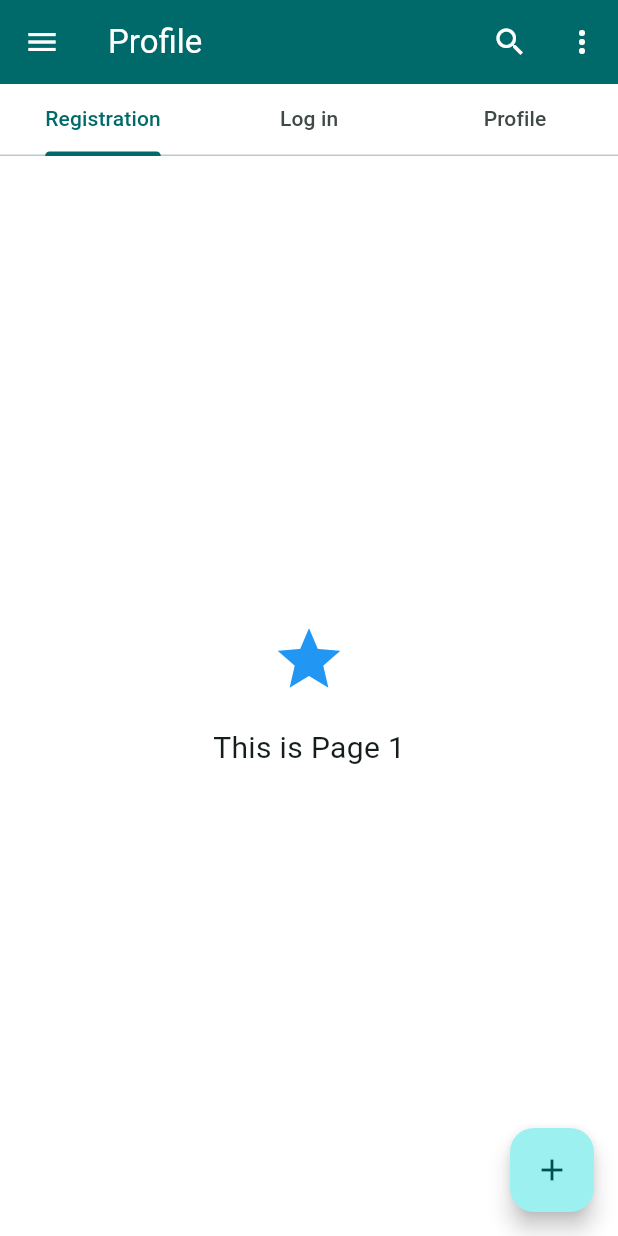
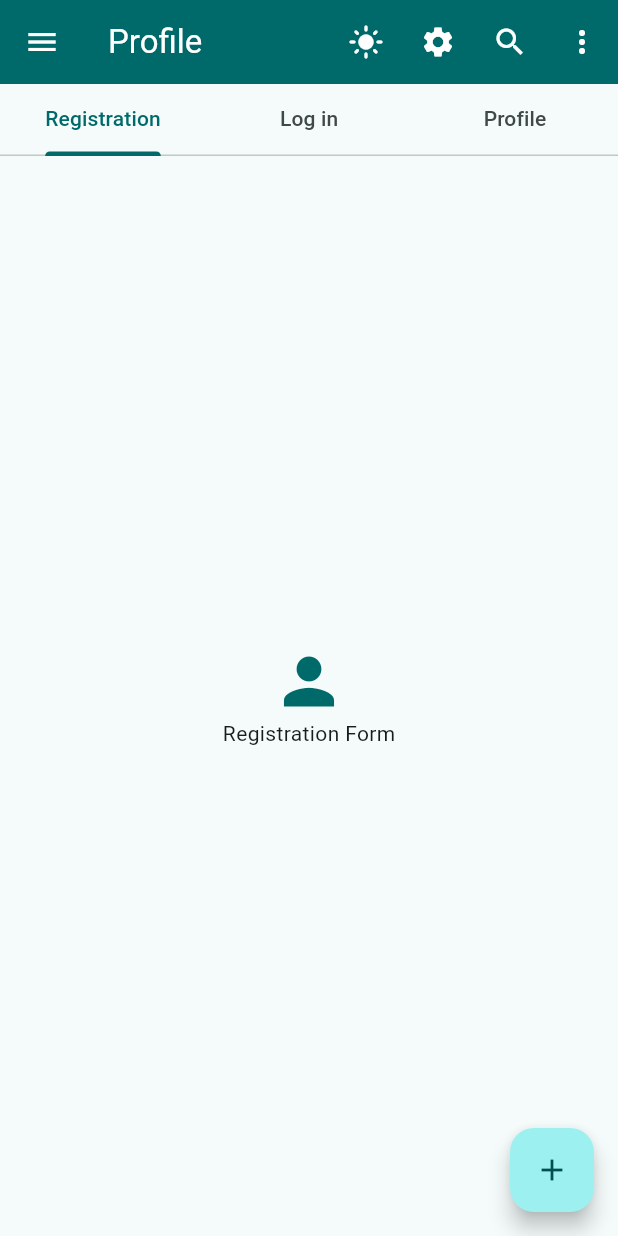
Before and after one commit to jidni911/projectDoM, a Flutter app: the screen it shows after launch, in the side drawer, after a tap on the "menu" icon, on a phone screen of 412 x 824 dp. Run offline on Flutter 3.47's test engine with Material 3 defaults, Android fonts, the phone set to English and light mode, and no system bars; our stand-ins replace fluttertoast, shared_preferences, sqflite; accounts and stored records are empty.

Commit message:
thinkimg user

```diff
--- a/lib/main.dart
+++ b/lib/main.dart
@@ -30,7 +30,7 @@ class MyApp extends StatefulWidget {
 }
 
 class _MyAppState extends State<MyApp> {
-  String currentRoute = '/settings';
+  String currentRoute = defaultRoute;
   String title = "Mathematics";
   MaterialAccentColor color = Colors.cyanAccent;
   DynamicSchemeVariant scheme = DynamicSchemeVariant.tonalSpot;
@@ -179,27 +179,29 @@ class _MyAppState extends State<MyApp> {
         onPageChange: changePage,
         currentRoute: currentRoute,
         title: title,
+        brightness: brightness,
+        changeBrightness: changeBrightness,
       ),
-      routes: {
-        '/home': (context) => const HomeWidget(),
-        '/notice': (context) => const NoticePage(),
-        '/attendence': (context) => const AttendencePage(),
-        '/library': (context) => const LibraryPage(),
-        '/assignments': (context) => const AssignmentsPage(),
-        '/verification': (context) => const VerificationPage(),
-        '/settings': (context) => SettingsPage(
-              changeColor: changeColor,
-              changeScheme: changeScheme,
-              changeBrightness: changeBrightness,
-              changeContrastLevel: changeContrastLevel,
-              color: color,
-              scheme: scheme,
-              brightness: brightness,
-              contrastLevel: contrastLevel,
-            ),
-        '/profile': (context) => const ProfilePage(),
-        '/credits': (context) => const CreditPage(),
-      },
+      // routes: {
+      //   '/home': (context) => const HomeWidget(),
+      //   '/notice': (context) => const NoticePage(),
+      //   '/attendence': (context) => const AttendencePage(),
+      //   '/library': (context) => const LibraryPage(),
+      //   '/assignments': (context) => const AssignmentsPage(),
+      //   '/verification': (context) => const VerificationPage(),
+      //   '/settings': (context) => SettingsPage(
+      //         changeColor: changeColor,
+      //         changeScheme: changeScheme,
+      //         changeBrightness: changeBrightness,
+      //         changeContrastLevel: changeContrastLevel,
+      //         color: color,
+      //         scheme: scheme,
+      //         brightness: brightness,
+      //         contrastLevel: contrastLevel,
+      //       ),
+      //   '/profile': (context) => const ProfilePage(),
+      //   '/credits': (context) => const CreditPage(),
+      // },
     );
   }
 }
@@ -210,6 +212,8 @@ class ViewEntryPoint extends StatelessWidget {
     required this.onPageChange,
     required this.currentRoute,
     required this.title,
+    required this.brightness,
+    required this.changeBrightness,
     super.key,
   });
 
@@ -217,13 +221,19 @@ class ViewEntryPoint extends StatelessWidget {
   final Function(String) onPageChange;
   final String currentRoute;
   final String title;
+  final Brightness brightness;
+  final Function(Brightness) changeBrightness;
 
   @override
   Widget build(BuildContext context) {
     return Scaffold(
-      backgroundColor: Colors.white,
+      backgroundColor: Theme.of(context).colorScheme.surface,
       appBar: AppBarWidget(
         title: title,
+        onPageChange: onPageChange,
+        currentRoute: currentRoute,
+        brightness: brightness,
+        changeBrightness: changeBrightness,
       ),
       body: page,
       floatingActionButton: FloatingActionButton(
--- a/lib/setup.dart
+++ b/lib/setup.dart
@@ -1 +1,2 @@
 bool showDebug = false;
+String defaultRoute = '/profile';
--- a/lib/ui/app_bar_widget.dart
+++ b/lib/ui/app_bar_widget.dart
@@ -1,12 +1,21 @@
+// import 'package:flutter/cupertino.dart';
 import 'package:flutter/material.dart';
 
 class AppBarWidget extends StatelessWidget implements PreferredSizeWidget {
   const AppBarWidget({
     required this.title,
+    required this.onPageChange,
+    required this.currentRoute,
+    required this.brightness,
+    required this.changeBrightness,
     Key? key,
   });
 
   final String title;
+  final String currentRoute;
+  final Function(String) onPageChange;
+  final Brightness brightness;
+  final Function(Brightness) changeBrightness;
   @override
   Widget build(BuildContext context) {
     return AppBar(
@@ -18,13 +27,39 @@ class AppBarWidget extends StatelessWidget implements PreferredSizeWidget {
       centerTitle: false,
       actions: [
         IconButton(
-          icon: Icon(Icons.search,
-              color: Theme.of(context).colorScheme.onPrimary),
+          icon: Icon(brightness == Brightness.light
+              ? Icons.light_mode
+              : Icons.dark_mode),
+          color: Theme.of(context).colorScheme.onPrimary,
+          // iconSize: 50,
+          onPressed: () {
+            changeBrightness(brightness == Brightness.light
+                ? Brightness.dark
+                : Brightness.light);
+          },
+        ),
+        if (currentRoute != '/settings')
+          IconButton(
+            onPressed: () {
+              onPageChange('/settings');
+            },
+            icon: Icon(
+              Icons.settings,
+              color: Theme.of(context).colorScheme.onPrimary,
+            ),
+          ),
+        IconButton(
+          icon: Icon(
+            Icons.search,
+            color: Theme.of(context).colorScheme.onPrimary,
+          ),
           onPressed: () {},
         ),
         IconButton(
-          icon: Icon(Icons.more_vert,
-              color: Theme.of(context).colorScheme.onPrimary),
+          icon: Icon(
+            Icons.more_vert,
+            color: Theme.of(context).colorScheme.onPrimary,
+          ),
           onPressed: () {
             Scaffold.of(context).openEndDrawer();
           },
--- a/lib/ui/profile/profile.dart
+++ b/lib/ui/profile/profile.dart
@@ -1,4 +1,5 @@
 import 'package:flutter/material.dart';
+import 'package:project_dom/ui/profile/registration_form.dart';
 
 class ProfilePage extends StatefulWidget {
   const ProfilePage({super.key});
@@ -41,16 +42,7 @@ class _ProfilePageState extends State<ProfilePage>
             controller: _tabController,
             children: [
               // Page 1
-              Center(
-                child: Column(
-                  mainAxisAlignment: MainAxisAlignment.center,
-                  children: [
-                    Icon(Icons.star, size: 50, color: Colors.blue),
-                    SizedBox(height: 20),
-                    Text('This is Page 1', style: TextStyle(fontSize: 20)),
-                  ],
-                ),
-              ),
+              RegistrationForm(),
               // Page 2
               Center(
                 child: Column(
--- /dev/null
+++ b/lib/ui/profile/registration_form.dart
@@ -0,0 +1,45 @@
+import 'package:flutter/material.dart';
+
+class RegistrationForm extends StatelessWidget {
+  const RegistrationForm({
+    super.key,
+  });
+
+  @override
+  Widget build(BuildContext context) {
+    var colorScheme = Theme.of(context).colorScheme;
+    return Center(
+      child: Column(
+        mainAxisAlignment: MainAxisAlignment.center,
+        children: [
+          Icon(Icons.person, size: 50, color: colorScheme.primary),
+          Text('Registration Form'),
+          // ElevatedButton.icon(
+          //   icon: Icon(Icons.login, color: colorScheme.primary),
+          //   label: Text('Log in', style: TextStyle(color: colorScheme.primary)),
+          //   onPressed: () {},
+          //   style: ButtonStyle(
+          //     backgroundColor:
+          //         WidgetStateProperty.all(colorScheme.primaryContainer),
+          //   ),
+          // ),
+          // ElevatedButton.icon(
+          //   icon: Icon(Icons.person, color: colorScheme.primary),
+          //   label: Text('Registration',
+          //       style: TextStyle(color: colorScheme.primary)),
+          //   onPressed: () {},
+          //   style: ButtonStyle(
+          //     backgroundColor:
+          //         WidgetStateProperty.all(colorScheme.primaryContainer),
+          //   ),
+          // ),
+        ],
+      ),
+    );
+  }
+}
+
+
+
+// User infos: name, email, password, confirm password, phone, address, role,
+// image, date of birth, gender,
```
